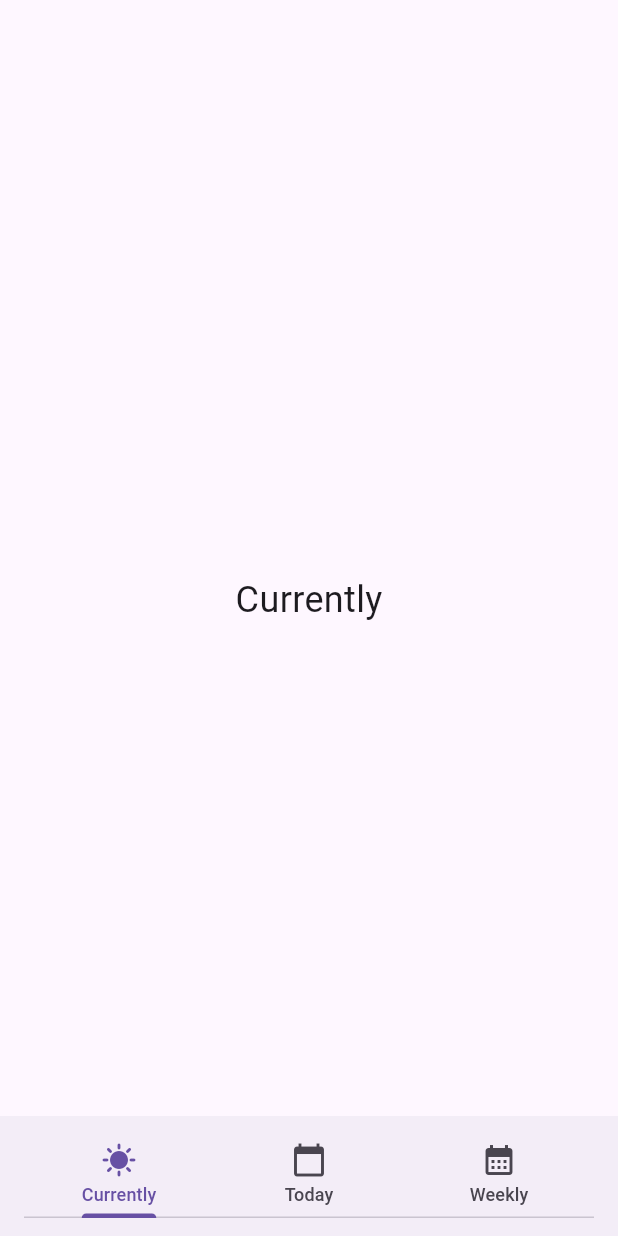
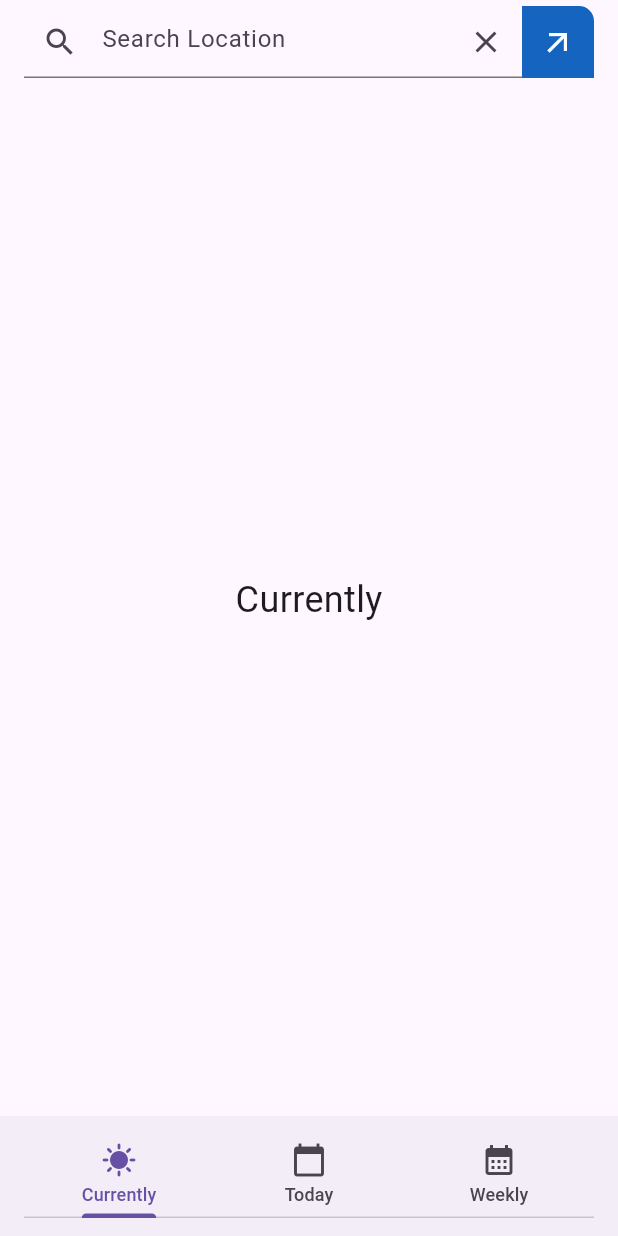
Before and after one commit to umut3RC/Flutter-Examples, a Flutter app: the TabScreen screen opened directly, on a phone screen of 412 x 824 dp. Run offline on Flutter 3.47's test engine with Material 3 defaults, Android fonts, the phone set to English and light mode, and no system bars; our stand-ins replace math_expressions.

Commit message:
m00-m01 completed

```diff
--- a/mobileModule00/ex01/lib/main.dart
+++ b/mobileModule00/ex01/lib/main.dart
@@ -32,7 +32,7 @@ class _MyHomePageState extends State<MyHomePage> {
 
   void _incrementCounter() {
     setState(() {
-      print('Button pressed');
+      debugPrint('Button pressed');
       _counter++;
     });
   }
--- a/mobileModule01/ex01/lib/main.dart
+++ b/mobileModule01/ex01/lib/main.dart
@@ -8,7 +8,7 @@ class MyApp extends StatelessWidget {
   @override
   Widget build(BuildContext context) {
     return MaterialApp(
-      title: 'Tab Example',
+      title: 'Weather App',
       home: TabScreen(),
     );
   }
@@ -19,15 +19,18 @@ class TabScreen extends StatefulWidget {
   _TabScreenState createState() => _TabScreenState();
 }
 
-class _TabScreenState extends State<TabScreen> with SingleTickerProviderStateMixin {
+class _TabScreenState extends State<TabScreen>
+    with SingleTickerProviderStateMixin {
   TabController? _tabController;
-  String  _locationData = ' ';
+  TextEditingController? _Fieldcontroller;
+  String _locationData = ' ';
   String query = '';
 
   @override
   void initState() {
     super.initState();
     _tabController = TabController(length: 3, vsync: this);
+    _Fieldcontroller = TextEditingController();
   }
 
   @override
@@ -41,9 +44,17 @@ class _TabScreenState extends State<TabScreen> with SingleTickerProviderStateMix
       query = newQuery;
     });
   }
+
   void onEntered(String value) {
     setState(() {
       _locationData = value;
+    });
+  }
+
+  void ClearField() {
+    setState(() {
+      query = '';
+      _Fieldcontroller?.text = '';
     });
   }
 
@@ -51,24 +62,45 @@ class _TabScreenState extends State<TabScreen> with SingleTickerProviderStateMix
   Widget build(BuildContext context) {
     return Scaffold(
       appBar: AppBar(
-        title: const Text(''),
-      ),
-      body: Column(
+        title: Row(
           children: [
-          Column(
-            children: [
-      Container(
+            Expanded(
               child: TextField(
                 onChanged: onQueryChanged,
+                controller: _Fieldcontroller,
                 decoration: InputDecoration(
-          labelText: 'Search',
-          prefixIcon: Icon(Icons.search),
+                  contentPadding: const EdgeInsets.all(10),
+                  hintText: 'Search Location',
+                  prefixIcon: const Icon(Icons.search),
+                  suffixIcon: IconButton(
+                    icon: const Icon(Icons.clear),
+                    onPressed: () {
+                      ClearField();
+                    },
+                  ),
                 ),
                 onSubmitted: onEntered,
               ),
             ),
+            Container(
+              decoration: BoxDecoration(
+                  color: Colors.blue[800],
+                  borderRadius:
+                      const BorderRadius.only(topRight: Radius.circular(10))),
+              child: IconButton(
+                  icon: const Icon(
+                    Icons.arrow_outward_sharp,
+                    color: Colors.white,
+                  ),
+                  onPressed: () {
+                    onEntered(query);
+                  }),
+            )
           ],
         ),
+      ),
+      body: Column(
+        children: [
           Expanded(
             child: TabBarView(
               controller: _tabController,
@@ -119,35 +151,3 @@ class _TabScreenState extends State<TabScreen> with SingleTickerProviderStateMix
     );
   }
 }
-/*
-class SearchBar extends StatefulWidget {
-  @override
-  _SearchBarState createState() => _SearchBarState();
-}
-
-class _SearchBarState extends State<SearchBar> {
-  String query = '';
-
-  void onQueryChanged(String newQuery) {
-    setState(() {
-      query = newQuery;
-    });
-  }
-
-  @override
-  Widget build(BuildContext context) {
-    return Container(
-      padding: EdgeInsets.all(16),
-      child: TextField(
-        onChanged: onQueryChanged,
-        decoration: InputDecoration(
-          labelText: 'Search',
-          prefixIcon: Icon(Icons.search),
-        ),
-        onSubmitted: (value){
-          print('');
-        },
-      ),
-    );
-  }
-}*/
--- a/mobileModule01/weather_app/lib/main.dart
+++ b/mobileModule01/weather_app/lib/main.dart
@@ -1,27 +1,32 @@
 import 'package:flutter/material.dart';
 
 void main() {
-  runApp(MyApp());
+  runApp(const MyApp());
 }
 
 class MyApp extends StatelessWidget {
+  const MyApp({super.key});
+
   @override
   Widget build(BuildContext context) {
-    return MaterialApp(
-      title: 'Tab Example',
+    return const MaterialApp(
+      title: 'Weather App',
       home: TabScreen(),
     );
   }
 }
 
 class TabScreen extends StatefulWidget {
+  const TabScreen({super.key});
+
   @override
   _TabScreenState createState() => _TabScreenState();
 }
 
-class _TabScreenState extends State<TabScreen> with SingleTickerProviderStateMixin {
+class _TabScreenState extends State<TabScreen>
+    with SingleTickerProviderStateMixin {
   TabController? _tabController;
-  final List<String> _titles = ["Currently", "Today", "Weekly"];
+  String query = '';
 
   @override
   void initState() {
@@ -35,11 +40,47 @@ class _TabScreenState extends State<TabScreen> with SingleTickerProviderStateMix
     super.dispose();
   }
 
+  void onQueryChanged(String newQuery) {
+    setState(() {
+      query = newQuery;
+    });
+  }
+
   @override
   Widget build(BuildContext context) {
     return Scaffold(
       appBar: AppBar(
-        title: const Text(''),
+        title: Row(
+          children: [
+            Expanded(
+              child: TextField(
+                onChanged: onQueryChanged,
+                decoration: InputDecoration(
+                  contentPadding: const EdgeInsets.all(10),
+                  hintText: 'Search Location',
+                  prefixIcon: const Icon(Icons.search),
+                  suffixIcon: IconButton(
+                    icon: const Icon(Icons.clear),
+                    onPressed: () {},
+                  ),
+                ),
+              ),
+            ),
+            Container(
+              decoration: BoxDecoration(
+                  color: Colors.blue[800],
+                  borderRadius:
+                      const BorderRadius.only(topRight: Radius.circular(10))),
+              child: IconButton(
+                  icon: const Icon(
+                    Icons.arrow_outward_sharp,
+                    color: Colors.white,
+                  ),
+                  onPressed: () {
+                  }),
+            )
+          ],
+        ),
       ),
       body: Column(
         children: [
@@ -47,9 +88,30 @@ class _TabScreenState extends State<TabScreen> with SingleTickerProviderStateMix
             child: TabBarView(
               controller: _tabController,
               children: const [
-                Center(child: Text('Currently', style: TextStyle(fontSize: 24))),
-                Center(child: Text('Today', style: TextStyle(fontSize: 24))),
-                Center(child: Text('Weekly', style: TextStyle(fontSize: 24))),
+                Center(
+                  child: Column(
+                    mainAxisAlignment: MainAxisAlignment.center,
+                    children: [
+                      Text('Currently', style: TextStyle(fontSize: 24)),
+                    ],
+                  ),
+                ),
+                Center(
+                  child: Column(
+                    mainAxisAlignment: MainAxisAlignment.center,
+                    children: [
+                      Text('Today', style: TextStyle(fontSize: 24)),
+                    ],
+                  ),
+                ),
+                Center(
+                  child: Column(
+                    mainAxisAlignment: MainAxisAlignment.center,
+                    children: [
+                      Text('Weekly', style: TextStyle(fontSize: 24)),
+                    ],
+                  ),
+                ),
               ],
             ),
           ),
```
Also changed, not shown: mobileModule00/calculator_app/lib/main.dart (+9 -13 lines), mobileModule00/ex00/lib/main.dart (+3 -5 lines), mobileModule00/ex02/lib/main.dart (+132 -116 lines). Lines whose indentation alone changed are shown as unchanged.
